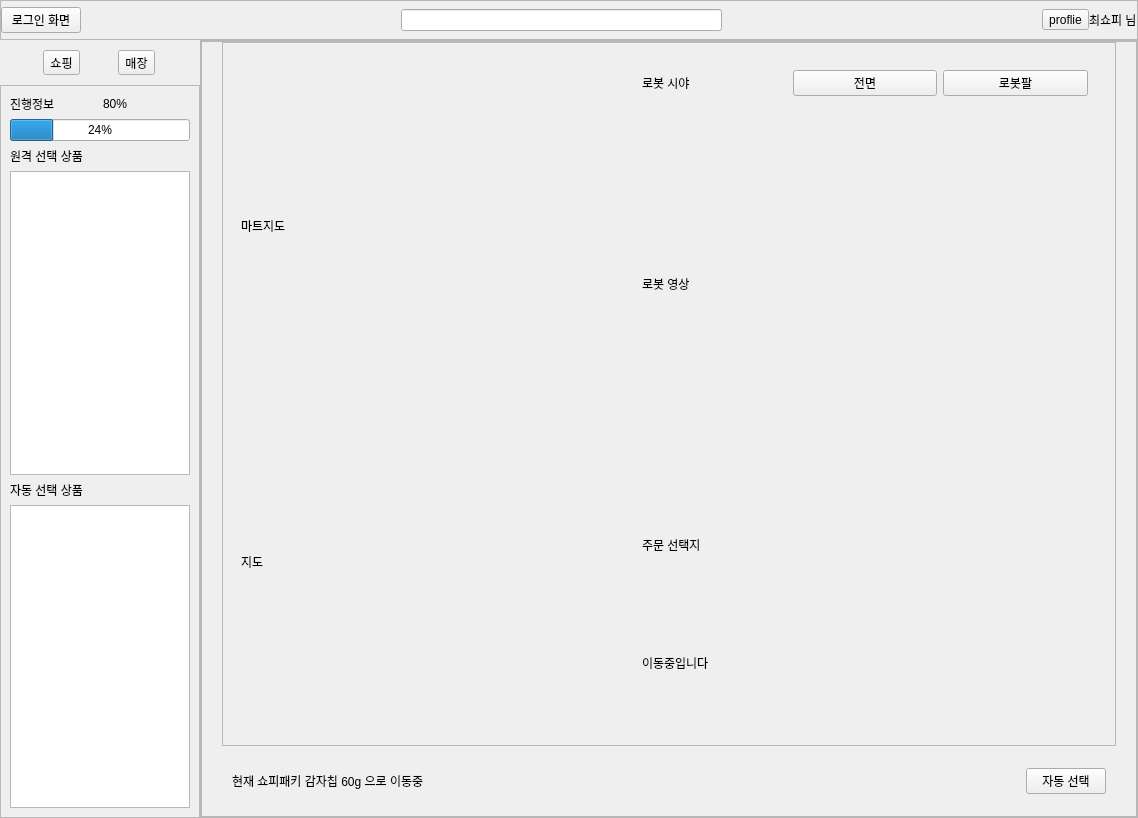
The window that shopee_ros2/src/shopee_app/shopee_app/ui/layout_user.ui (addinedu-roscamp-7th/roscamp-repo-1) describes before a commit, drawn with Qt 5.
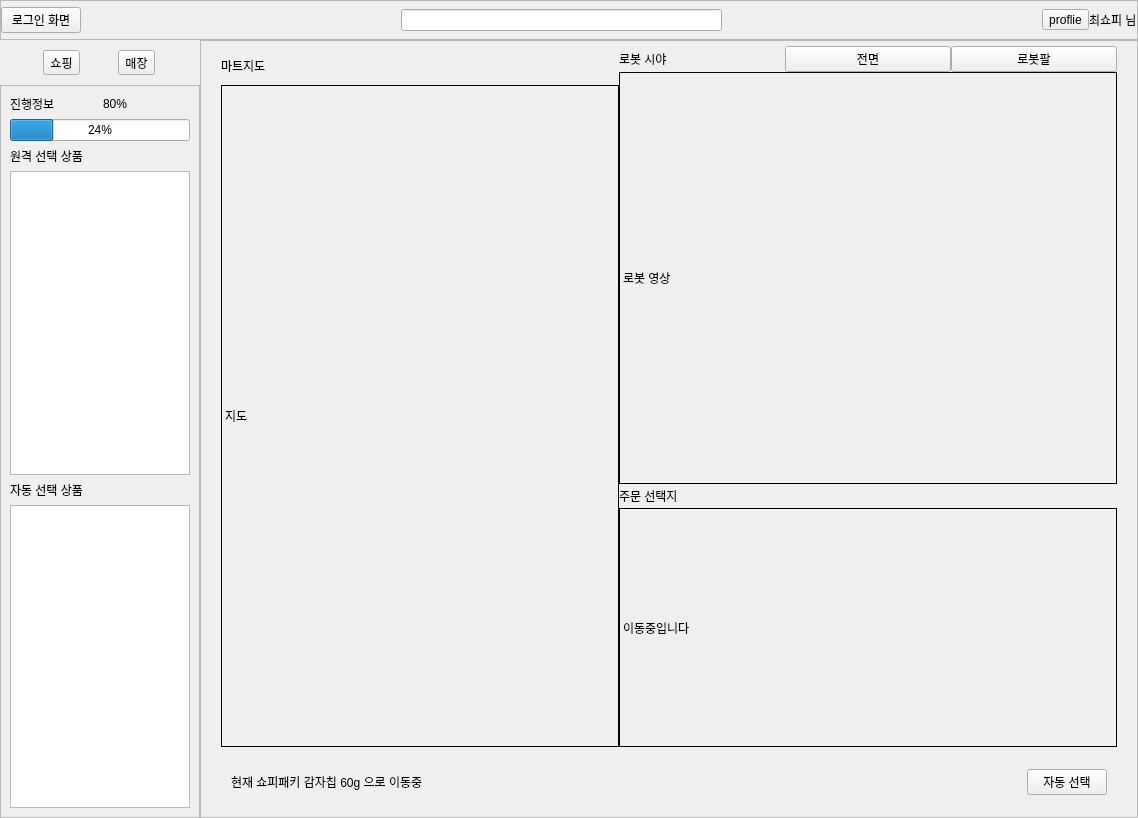
The same window after the commit. The open tabs and pages were chosen to show the change.

What changed in the file:
```diff
--- a/shopee_ros2/src/shopee_app/shopee_app/ui/layout_user.ui
+++ b/shopee_ros2/src/shopee_app/shopee_app/ui/layout_user.ui
@@ -691,10 +691,26 @@
                      </property>
                     </widget>
                    </item>
+                   <item>
+                    <spacer name="horizontalSpacer_6">
+                     <property name="orientation">
+                      <enum>Qt::Horizontal</enum>
+                     </property>
+                     <property name="sizeType">
+                      <enum>QSizePolicy::Fixed</enum>
+                     </property>
+                     <property name="sizeHint" stdset="0">
+                      <size>
+                       <width>20</width>
+                       <height>20</height>
+                      </size>
+                     </property>
+                    </spacer>
+                   </item>
                    <item>
                     <widget class="QLabel" name="label_4">
                      <property name="text">
-                      <string>총액:</string>
+                      <string>총액 : </string>
                      </property>
                     </widget>
                    </item>
@@ -763,7 +779,7 @@
           <item>
            <widget class="QFrame" name="frame">
             <property name="frameShape">
-             <enum>QFrame::StyledPanel</enum>
+             <enum>QFrame::NoFrame</enum>
             </property>
             <property name="frameShadow">
              <enum>QFrame::Raised</enum>
@@ -776,7 +792,7 @@
               <number>20</number>
              </property>
              <property name="topMargin">
-              <number>0</number>
+              <number>5</number>
              </property>
              <property name="rightMargin">
               <number>20</number>
@@ -787,15 +803,45 @@
              <item>
               <widget class="QFrame" name="frame_2">
                <property name="frameShape">
-                <enum>QFrame::StyledPanel</enum>
+                <enum>QFrame::NoFrame</enum>
                </property>
                <property name="frameShadow">
                 <enum>QFrame::Raised</enum>
                </property>
                <layout class="QHBoxLayout" name="horizontalLayout_6" stretch="8,10">
+                <property name="spacing">
+                 <number>0</number>
+                </property>
+                <property name="leftMargin">
+                 <number>0</number>
+                </property>
+                <property name="topMargin">
+                 <number>0</number>
+                </property>
+                <property name="rightMargin">
+                 <number>0</number>
+                </property>
+                <property name="bottomMargin">
+                 <number>0</number>
+                </property>
                 <item>
                  <widget class="QWidget" name="map_area" native="true">
-                  <layout class="QVBoxLayout" name="verticalLayout_12">
+                  <layout class="QVBoxLayout" name="verticalLayout_12" stretch="1,17">
+                   <property name="spacing">
+                    <number>0</number>
+                   </property>
+                   <property name="leftMargin">
+                    <number>0</number>
+                   </property>
+                   <property name="topMargin">
+                    <number>0</number>
+                   </property>
+                   <property name="rightMargin">
+                    <number>0</number>
+                   </property>
+                   <property name="bottomMargin">
+                    <number>0</number>
+                   </property>
                    <item>
                     <widget class="QLabel" name="label_8">
                      <property name="text">
@@ -805,6 +851,9 @@
                    </item>
                    <item>
                     <widget class="QLabel" name="label_13">
+                     <property name="frameShape">
+                      <enum>QFrame::Panel</enum>
+                     </property>
                      <property name="text">
                       <string>지도</string>
                      </property>
@@ -816,9 +865,42 @@
                 <item>
                  <widget class="QWidget" name="widget" native="true">
                   <layout class="QVBoxLayout" name="verticalLayout_15" stretch="5,3">
+                   <property name="spacing">
+                    <number>0</number>
+                   </property>
+                   <property name="leftMargin">
+                    <number>0</number>
+                   </property>
+                   <property name="topMargin">
+                    <number>0</number>
+                   </property>
+                   <property name="rightMargin">
+                    <number>0</number>
+                   </property>
+                   <property name="bottomMargin">
+                    <number>0</number>
+                   </property>
                    <item>
                     <widget class="QWidget" name="robot_view" native="true">
-                     <layout class="QVBoxLayout" name="verticalLayout_14">
+                     <property name="focusPolicy">
+                      <enum>Qt::NoFocus</enum>
+                     </property>
+                     <layout class="QVBoxLayout" name="verticalLayout_14" stretch="1,10">
+                      <property name="spacing">
+                       <number>0</number>
+                      </property>
+                      <property name="leftMargin">
+                       <number>0</number>
+                      </property>
+                      <property name="topMargin">
+                       <number>0</number>
+                      </property>
+                      <property name="rightMargin">
+                       <number>0</number>
+                      </property>
+                      <property name="bottomMargin">
+                       <number>0</number>
+                      </property>
                       <item>
                        <layout class="QHBoxLayout" name="horizontalLayout_7">
                         <item>
@@ -846,6 +928,9 @@
                       </item>
                       <item>
                        <widget class="QLabel" name="label_9">
+                        <property name="frameShape">
+                         <enum>QFrame::Box</enum>
+                        </property>
                         <property name="text">
                          <string>로봇 영상</string>
                         </property>
@@ -856,7 +941,22 @@
                    </item>
                    <item>
                     <widget class="QWidget" name="order_select_area" native="true">
-                     <layout class="QVBoxLayout" name="verticalLayout_17">
+                     <layout class="QVBoxLayout" name="verticalLayout_17" stretch="1,10">
+                      <property name="spacing">
+                       <number>0</number>
+                      </property>
+                      <property name="leftMargin">
+                       <number>0</number>
+                      </property>
+                      <property name="topMargin">
+                       <number>0</number>
+                      </property>
+                      <property name="rightMargin">
+                       <number>0</number>
+                      </property>
+                      <property name="bottomMargin">
+                       <number>0</number>
+                      </property>
                       <item>
                        <widget class="QLabel" name="label_11">
                         <property name="text">
@@ -866,6 +966,9 @@
                       </item>
                       <item>
                        <widget class="QLabel" name="label_12">
+                        <property name="frameShape">
+                         <enum>QFrame::Box</enum>
+                        </property>
                         <property name="text">
                          <string>이동중입니다</string>
                         </property>
@@ -909,7 +1012,7 @@
                  <number>0</number>
                 </property>
                 <item>
-                 <widget class="QLabel" name="label_7">
+                 <widget class="QLabel" name="label_robot_notification">
                   <property name="text">
                    <string>현재 쇼피패키 감자칩 60g 으로 이동중</string>
                   </property>
```
